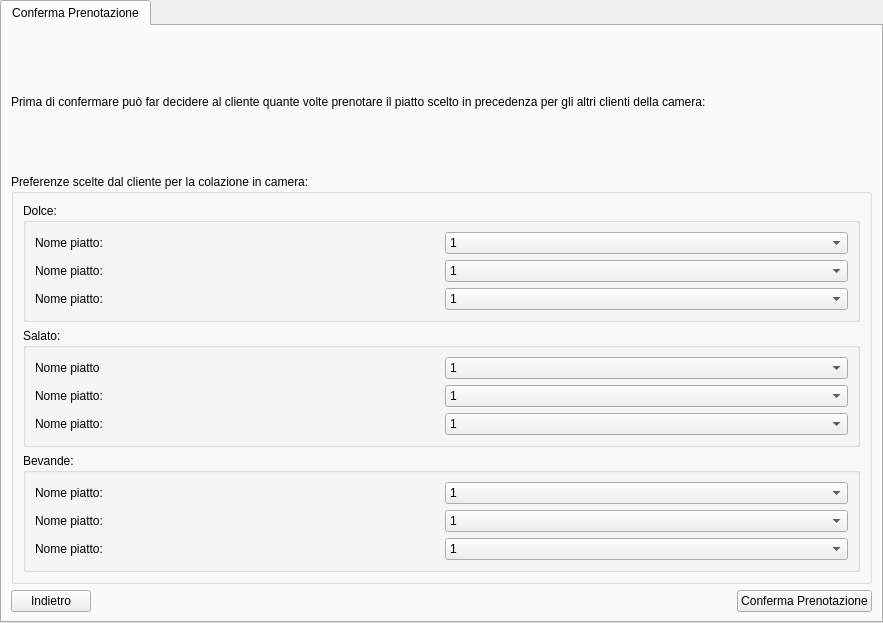
Above: ui/Cameriere/GestisciCucina/ConfermaPrenotazioneColazioneInCameraGiornoSuccessivo.ui from mdoraz/Hotel before the change. Below: the same form after it.
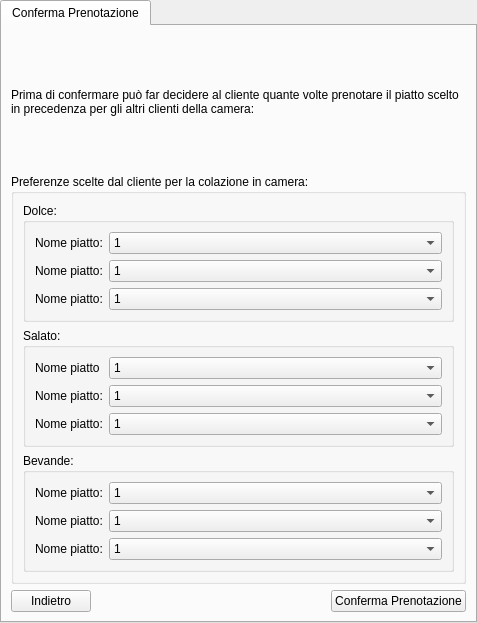
That is the form after the change.

Commit message: modifiche al ConfermaSceltaPastiCenaUI.py e ConfermaSceltaPastiPranzoUI.py per il receptionist + inserito e modificato inserisci prenotazione colazione in camera per i camerieri e collegata (non funziona ancora del tutto la conferma poiche bisogna collegare lil checkin della vacanza)

```diff
--- a/ui/Cameriere/GestisciCucina/ConfermaPrenotazioneColazioneInCameraGiornoSuccessivo.ui
+++ b/ui/Cameriere/GestisciCucina/ConfermaPrenotazioneColazioneInCameraGiornoSuccessivo.ui
@@ -6,7 +6,7 @@
    <rect>
     <x>0</x>
     <y>0</y>
-    <width>883</width>
+    <width>477</width>
     <height>623</height>
    </rect>
   </property>
@@ -23,6 +23,9 @@
       <property name="text">
        <string>Prima di confermare può far decidere al cliente quante volte prenotare il piatto scelto in precedenza per gli altri clienti della camera:</string>
       </property>
+      <property name="wordWrap">
+       <bool>true</bool>
+      </property>
      </widget>
     </item>
     <item row="4" column="2">
@@ -63,7 +66,7 @@
          <property name="title">
           <string>Salato:</string>
          </property>
-         <layout class="QGridLayout" name="gridLayout_3">
+         <layout class="QFormLayout" name="formLayoutSalato">
           <item row="0" column="0">
            <widget class="QLabel" name="labelPiattoSalatoColazioneInCamera">
             <property name="text">
@@ -71,11 +74,28 @@
             </property>
            </widget>
           </item>
-          <item row="2" column="0">
-           <widget class="QLabel" name="labelPiattoSalatoColazioneInCamera_3">
-            <property name="text">
-             <string>Nome piatto:</string>
-            </property>
+          <item row="0" column="1">
+           <widget class="QComboBox" name="comboboxQuantitaPiattoSalato">
+            <item>
+             <property name="text">
+              <string>1</string>
+             </property>
+            </item>
+            <item>
+             <property name="text">
+              <string>2</string>
+             </property>
+            </item>
+            <item>
+             <property name="text">
+              <string>3</string>
+             </property>
+            </item>
+            <item>
+             <property name="text">
+              <string>4</string>
+             </property>
+            </item>
            </widget>
           </item>
           <item row="1" column="0">
@@ -85,32 +105,8 @@
             </property>
            </widget>
           </item>
-          <item row="0" column="1">
-           <widget class="QComboBox" name="comboboxQuantitaPiattoSalatoColazioneInCamera">
-            <item>
-             <property name="text">
-              <string>1</string>
-             </property>
-            </item>
-            <item>
-             <property name="text">
-              <string>2</string>
-             </property>
-            </item>
-            <item>
-             <property name="text">
-              <string>3</string>
-             </property>
-            </item>
-            <item>
-             <property name="text">
-              <string>4</string>
-             </property>
-            </item>
-           </widget>
-          </item>
           <item row="1" column="1">
-           <widget class="QComboBox" name="comboboxQuantitaPiattoSalatoColazioneInCamera_2">
+           <widget class="QComboBox" name="comboboxQuantitaPiattoSalato_2">
             <item>
              <property name="text">
               <string>1</string>
@@ -133,8 +129,15 @@
             </item>
            </widget>
           </item>
+          <item row="2" column="0">
+           <widget class="QLabel" name="labelPiattoSalatoColazioneInCamera_3">
+            <property name="text">
+             <string>Nome piatto:</string>
+            </property>
+           </widget>
+          </item>
           <item row="2" column="1">
-           <widget class="QComboBox" name="comboboxQuantitaPiattoSalatoColazioneInCamera_3">
+           <widget class="QComboBox" name="comboboxQuantitaPiattoSalato_3">
             <item>
              <property name="text">
               <string>1</string>
@@ -165,93 +168,7 @@
          <property name="title">
           <string>Dolce:</string>
          </property>
-         <layout class="QGridLayout" name="gridLayout_2">
-          <item row="2" column="1">
-           <widget class="QComboBox" name="comboboxQuantitaPiattoDolceColazioneInCamera_3">
-            <item>
-             <property name="text">
-              <string>1</string>
-             </property>
-            </item>
-            <item>
-             <property name="text">
-              <string>2</string>
-             </property>
-            </item>
-            <item>
-             <property name="text">
-              <string>3</string>
-             </property>
-            </item>
-            <item>
-             <property name="text">
-              <string>4</string>
-             </property>
-            </item>
-           </widget>
-          </item>
-          <item row="2" column="0">
-           <widget class="QLabel" name="labelPiattoDolceColazioneInCamera_3">
-            <property name="text">
-             <string>Nome piatto:</string>
-            </property>
-           </widget>
-          </item>
-          <item row="0" column="1">
-           <widget class="QComboBox" name="comboboxQuantitaPiattoDolceColazioneInCamera">
-            <item>
-             <property name="text">
-              <string>1</string>
-             </property>
-            </item>
-            <item>
-             <property name="text">
-              <string>2</string>
-             </property>
-            </item>
-            <item>
-             <property name="text">
-              <string>3</string>
-             </property>
-            </item>
-            <item>
-             <property name="text">
-              <string>4</string>
-             </property>
-            </item>
-           </widget>
-          </item>
-          <item row="1" column="1">
-           <widget class="QComboBox" name="comboboxQuantitaPiattoDolceColazioneInCamera_2">
-            <item>
-             <property name="text">
-              <string>1</string>
-             </property>
-            </item>
-            <item>
-             <property name="text">
-              <string>2</string>
-             </property>
-            </item>
-            <item>
-             <property name="text">
-              <string>3</string>
-             </property>
-            </item>
-            <item>
-             <property name="text">
-              <string>4</string>
-             </property>
-            </item>
-           </widget>
-          </item>
-          <item row="1" column="0">
-           <widget class="QLabel" name="labelPiattoDolceColazioneInCamera_2">
-            <property name="text">
-             <string>Nome piatto:</string>
-            </property>
-           </widget>
-          </item>
+         <layout class="QFormLayout" name="formLayoutDolce">
           <item row="0" column="0">
            <widget class="QLabel" name="labelPiattoDolceColazioneInCamera">
             <property name="text">
@@ -259,6 +176,92 @@
             </property>
            </widget>
           </item>
+          <item row="0" column="1">
+           <widget class="QComboBox" name="comboboxQuantitaPiattoDolce_1">
+            <item>
+             <property name="text">
+              <string>1</string>
+             </property>
+            </item>
+            <item>
+             <property name="text">
+              <string>2</string>
+             </property>
+            </item>
+            <item>
+             <property name="text">
+              <string>3</string>
+             </property>
+            </item>
+            <item>
+             <property name="text">
+              <string>4</string>
+             </property>
+            </item>
+           </widget>
+          </item>
+          <item row="1" column="0">
+           <widget class="QLabel" name="labelPiattoDolceColazioneInCamera_2">
+            <property name="text">
+             <string>Nome piatto:</string>
+            </property>
+           </widget>
+          </item>
+          <item row="1" column="1">
+           <widget class="QComboBox" name="comboboxQuantitaPiattoDolce_2">
+            <item>
+             <property name="text">
+              <string>1</string>
+             </property>
+            </item>
+            <item>
+             <property name="text">
+              <string>2</string>
+             </property>
+            </item>
+            <item>
+             <property name="text">
+              <string>3</string>
+             </property>
+            </item>
+            <item>
+             <property name="text">
+              <string>4</string>
+             </property>
+            </item>
+           </widget>
+          </item>
+          <item row="2" column="0">
+           <widget class="QLabel" name="labelPiattoDolceColazioneInCamera_3">
+            <property name="text">
+             <string>Nome piatto:</string>
+            </property>
+           </widget>
+          </item>
+          <item row="2" column="1">
+           <widget class="QComboBox" name="comboboxQuantitaPiattoDolce_3">
+            <item>
+             <property name="text">
+              <string>1</string>
+             </property>
+            </item>
+            <item>
+             <property name="text">
+              <string>2</string>
+             </property>
+            </item>
+            <item>
+             <property name="text">
+              <string>3</string>
+             </property>
+            </item>
+            <item>
+             <property name="text">
+              <string>4</string>
+             </property>
+            </item>
+           </widget>
+          </item>
          </layout>
         </widget>
        </item>
@@ -267,71 +270,16 @@
          <property name="title">
           <string>Bevande:</string>
          </property>
-         <layout class="QGridLayout" name="gridLayout_4">
-          <item row="3" column="0">
-           <widget class="QLabel" name="labelBevandeColazioneInCamera_2">
-            <property name="text">
-             <string>Nome piatto:</string>
-            </property>
-           </widget>
-          </item>
-          <item row="3" column="1">
-           <widget class="QComboBox" name="comboboxQuantitaBevandaColazioneInCamera_2">
-            <item>
-             <property name="text">
-              <string>1</string>
-             </property>
-            </item>
-            <item>
-             <property name="text">
-              <string>2</string>
-             </property>
-            </item>
-            <item>
-             <property name="text">
-              <string>3</string>
-             </property>
-            </item>
-            <item>
-             <property name="text">
-              <string>4</string>
-             </property>
-            </item>
-           </widget>
-          </item>
-          <item row="2" column="1">
-           <widget class="QComboBox" name="comboboxQuantitaBevandaColazioneInCamera_1">
-            <item>
-             <property name="text">
-              <string>1</string>
-             </property>
-            </item>
-            <item>
-             <property name="text">
-              <string>2</string>
-             </property>
-            </item>
-            <item>
-             <property name="text">
-              <string>3</string>
-             </property>
-            </item>
-            <item>
-             <property name="text">
-              <string>4</string>
-             </property>
-            </item>
-           </widget>
-          </item>
-          <item row="2" column="0">
+         <layout class="QFormLayout" name="formLayoutBevande">
+          <item row="0" column="0">
            <widget class="QLabel" name="labelBevandeColazioneInCamera">
             <property name="text">
              <string>Nome piatto:</string>
             </property>
            </widget>
           </item>
-          <item row="4" column="1">
-           <widget class="QComboBox" name="comboboxQuantitaBevandaColazioneInCamera_3">
+          <item row="0" column="1">
+           <widget class="QComboBox" name="comboboxQuantitaBevanda">
             <item>
              <property name="text">
               <string>1</string>
@@ -354,13 +302,68 @@
             </item>
            </widget>
           </item>
-          <item row="4" column="0">
+          <item row="1" column="0">
+           <widget class="QLabel" name="labelBevandeColazioneInCamera_2">
+            <property name="text">
+             <string>Nome piatto:</string>
+            </property>
+           </widget>
+          </item>
+          <item row="1" column="1">
+           <widget class="QComboBox" name="comboboxQuantitaBevanda_2">
+            <item>
+             <property name="text">
+              <string>1</string>
+             </property>
+            </item>
+            <item>
+             <property name="text">
+              <string>2</string>
+             </property>
+            </item>
+            <item>
+             <property name="text">
+              <string>3</string>
+             </property>
+            </item>
+            <item>
+             <property name="text">
+              <string>4</string>
+             </property>
+            </item>
+           </widget>
+          </item>
+          <item row="2" column="0">
            <widget class="QLabel" name="labelBevandeColazioneInCamera_3">
             <property name="text">
              <string>Nome piatto:</string>
             </property>
            </widget>
           </item>
+          <item row="2" column="1">
+           <widget class="QComboBox" name="comboboxQuantitaBevanda_3">
+            <item>
+             <property name="text">
+              <string>1</string>
+             </property>
+            </item>
+            <item>
+             <property name="text">
+              <string>2</string>
+             </property>
+            </item>
+            <item>
+             <property name="text">
+              <string>3</string>
+             </property>
+            </item>
+            <item>
+             <property name="text">
+              <string>4</string>
+             </property>
+            </item>
+           </widget>
+          </item>
          </layout>
         </widget>
        </item>
```
The commit also changes 9 other files.
